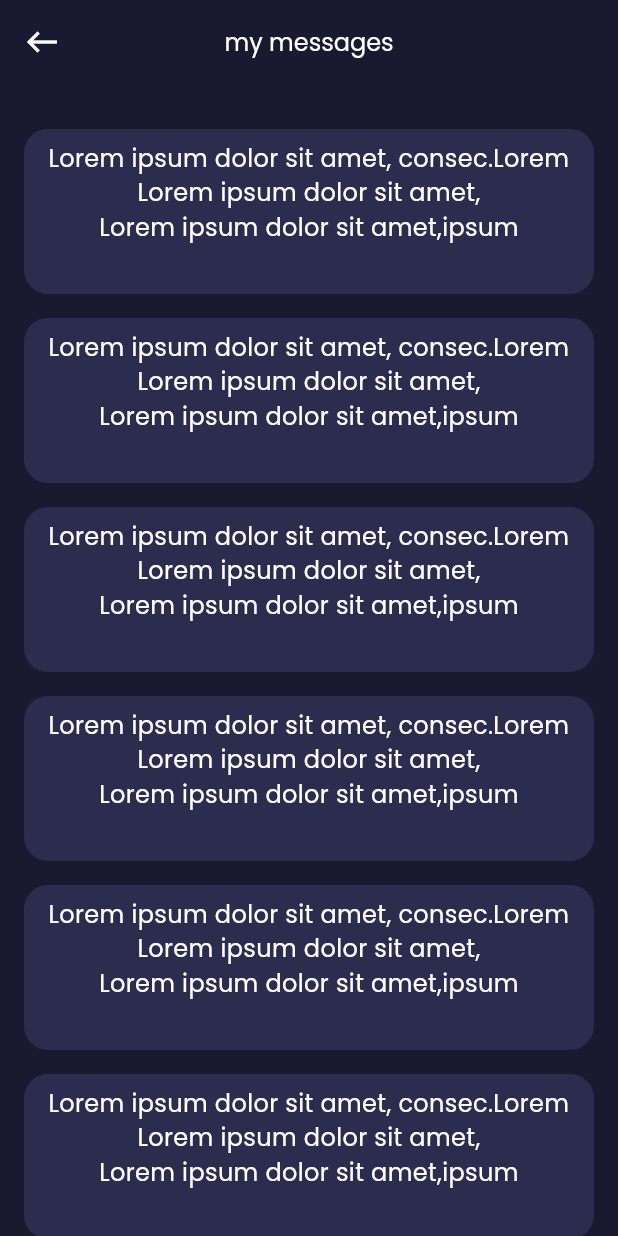
After one commit to ba138/data, a Flutter app: the MyMessages screen opened by its route, on a phone screen of 412 x 824 dp. The commit adds this screen. Run offline on Flutter 3.47's test engine with Material 3 defaults, Android fonts, the phone set to English and light mode, and no system bars; our stand-ins replace another_flushbar, fluttertoast, google_fonts; network calls fail.

Commit message:
my messages done

```diff
--- a/lib/utils/routes/routes.dart
+++ b/lib/utils/routes/routes.dart
@@ -7,6 +7,7 @@ import 'package:data/view/home/add_fund/add_fund.dart';
 import 'package:data/view/home/add_fund/add_fund_details.dart';
 import 'package:data/view/home/all_subscribtions.dart';
 import 'package:data/view/home/home_view.dart';
+import 'package:data/view/messages/my_messages.dart';
 import 'package:data/view/subscribtions/my_subscribtions.dart';
 import 'package:data/view/profile/edit_profile_view.dart';
 import 'package:data/view/profile/my_profile_view.dart';
@@ -57,6 +58,9 @@ class Routes {
       case RoutesName.editprofileview:
         return MaterialPageRoute(
             builder: (BuildContext context) => const EditProfileView());
+      case RoutesName.mymessages:
+        return MaterialPageRoute(
+            builder: (BuildContext context) => const MyMessages());
       default:
         return MaterialPageRoute(builder: (_) {
           return const Scaffold(
--- a/lib/utils/routes/routes_name.dart
+++ b/lib/utils/routes/routes_name.dart
@@ -13,4 +13,5 @@ class RoutesName {
   static const String addfunddetails = 'add_fund_details';
   static const String myprofileview = 'my_profile_view';
   static const String editprofileview = 'edit_profile_view';
+  static const String mymessages = 'my_messages';
 }
--- /dev/null
+++ b/lib/view/messages/my_messages.dart
@@ -0,0 +1,66 @@
+import 'package:data/res/components/vertical_speacing.dart';
+import 'package:flutter/material.dart';
+import 'package:google_fonts/google_fonts.dart';
+
+import '../../res/components/colors.dart';
+import 'widgets/textCard.dart';
+
+class MyMessages extends StatelessWidget {
+  const MyMessages({super.key});
+
+  @override
+  Widget build(BuildContext context) {
+    return Scaffold(
+      appBar: AppBar(
+        centerTitle: true,
+        title: Text(
+          'my messages',
+          style: GoogleFonts.getFont(
+            "Poppins",
+            textStyle: const TextStyle(
+                color: AppColor.whiteColor,
+                fontSize: 16,
+                fontWeight: FontWeight.w400),
+          ),
+        ),
+        leading: IconButton(
+          icon: const Icon(
+            Icons.west,
+            color: AppColor.whiteColor,
+          ),
+          onPressed: () {
+            Navigator.pop(context);
+          },
+        ),
+      ),
+      body: const SafeArea(
+          child: Padding(
+        padding: EdgeInsets.only(left: 16.0, right: 16.0),
+        child: SingleChildScrollView(
+          scrollDirection: Axis.vertical,
+          child: Column(
+            children: [
+              VerticalSpeacing(30.0),
+              TextCard(),
+              VerticalSpeacing(16.0),
+              TextCard(),
+              VerticalSpeacing(16.0),
+              TextCard(),
+              VerticalSpeacing(16.0),
+              TextCard(),
+              VerticalSpeacing(16.0),
+              TextCard(),
+              VerticalSpeacing(16.0),
+              TextCard(),
+              VerticalSpeacing(16.0),
+              TextCard(),
+              VerticalSpeacing(16.0),
+              TextCard(),
+              VerticalSpeacing(16.0),
+            ],
+          ),
+        ),
+      )),
+    );
+  }
+}
--- /dev/null
+++ b/lib/view/messages/widgets/textCard.dart
@@ -0,0 +1,68 @@
+import 'package:flutter/material.dart';
+import 'package:google_fonts/google_fonts.dart';
+
+import '../../../res/components/colors.dart';
+
+class TextCard extends StatelessWidget {
+  const TextCard({
+    super.key,
+  });
+
+  @override
+  Widget build(BuildContext context) {
+    return Container(
+      height: 110,
+      width: double.infinity,
+      decoration: BoxDecoration(
+          borderRadius: BorderRadius.circular(16.0),
+          color: const Color(0xff2B2C4E)),
+      child: Padding(
+        padding: const EdgeInsets.all(8.0),
+        child: Column(
+          children: [
+            Center(
+              child: Text.rich(
+                TextSpan(
+                  text: 'Lorem ipsum dolor sit amet, consec.Lorem\n',
+                  style: GoogleFonts.getFont(
+                    "Poppins",
+                    textStyle: const TextStyle(
+                      color: AppColor.whiteColor,
+                      fontSize: 16.0,
+                      fontWeight: FontWeight.w400,
+                    ),
+                  ),
+                  children: [
+                    TextSpan(
+                      text: 'Lorem ipsum dolor sit amet,\n',
+                      style: GoogleFonts.getFont(
+                        "Poppins",
+                        textStyle: const TextStyle(
+                          color: AppColor.whiteColor,
+                          fontSize: 16.0,
+                          fontWeight: FontWeight.w400,
+                        ),
+                      ),
+                    ),
+                    TextSpan(
+                      text: 'Lorem ipsum dolor sit amet,ipsum\n',
+                      style: GoogleFonts.getFont(
+                        "Poppins",
+                        textStyle: const TextStyle(
+                          color: AppColor.whiteColor,
+                          fontSize: 16.0,
+                          fontWeight: FontWeight.w400,
+                        ),
+                      ),
+                    ),
+                  ],
+                ),
+                textAlign: TextAlign.center,
+              ),
+            ),
+          ],
+        ),
+      ),
+    );
+  }
+}
--- a/lib/view/profile/profile.dart
+++ b/lib/view/profile/profile.dart
@@ -102,7 +102,9 @@ class ProfileScreen extends StatelessWidget {
                   title: 'My Profile'),
               const Divider(),
               ProfileWidgets(
-                  ontap: () {},
+                  ontap: () {
+                    Navigator.pushNamed(context, RoutesName.mymessages);
+                  },
                   tColor: const Color(0xff46C5CA),
                   bColor: const Color(0xff6DF5FC),
                   icon: Icons.message_outlined,
```
